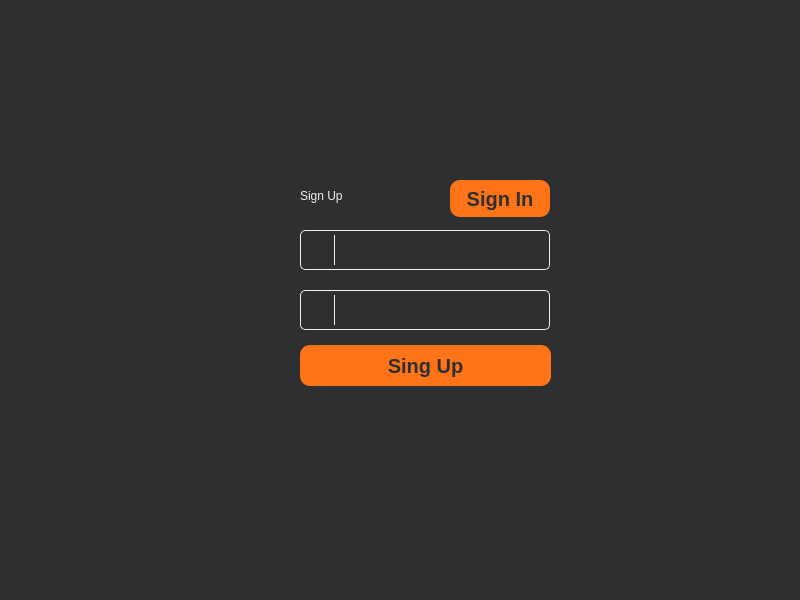
First picture: the form in authorization.ui, repository OglodkovVadim/Authorization, before the edit.
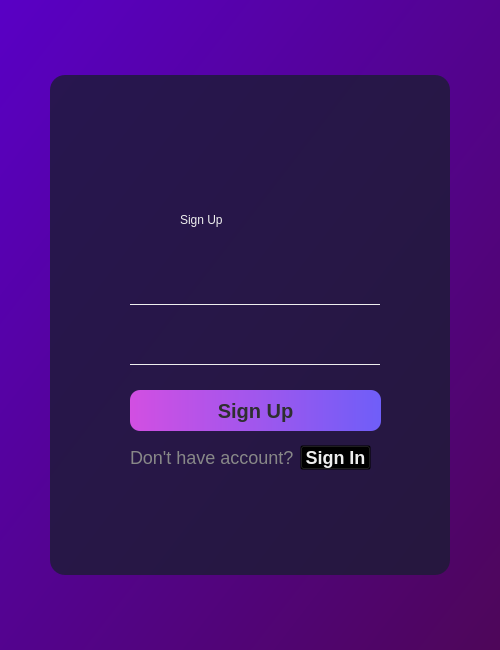
Second picture: the form after the edit. Icons and pictures are not drawn.

Commit message: Added backend, changed form

Patch:
```diff
--- a/authorization.ui
+++ b/authorization.ui
@@ -6,42 +6,75 @@
    <rect>
     <x>0</x>
     <y>0</y>
-    <width>800</width>
-    <height>600</height>
+    <width>500</width>
+    <height>650</height>
    </rect>
   </property>
   <property name="windowTitle">
    <string>Authorization</string>
   </property>
   <property name="styleSheet">
+   <string notr="true">QWidget#Authorization {
+	background-color: qlineargradient(spread:pad, x1:0, y1:0, x2:1, y2:1, stop:0 rgba(89, 0, 197, 255), stop:1 rgba(78, 6, 89, 255));
+}</string>
+  </property>
+  <widget class="QWidget" name="widget" native="true">
+   <property name="geometry">
+    <rect>
+     <x>50</x>
+     <y>75</y>
+     <width>400</width>
+     <height>500</height>
+    </rect>
+   </property>
+   <property name="styleSheet">
    <string notr="true">QWidget {
-	background-color: rgb(46, 47, 48);
+	background-color: rgba(27, 28, 52, 0.8);
 	color: #eee;
 	font: 32pt &quot;Corbel&quot;;
 }
+
+QWidget#widget {
+	border-radius:15px;
+}
+
 QLabel#label {
 	qproperty-alignment: AlignCenter;
 	background-color:none;
+	color: #eee;
 }
 
-QLabel {
-	border-right: 1px solid #eee;
+QLabel#change_text {
+	color: rgb(136, 136, 136);
+	background-color:none;
+	font-size: 18px;
+	qproperty-alignment: AlignCenter;
 }
 
 QPushButton#change {
-	min-width:100px;
-	max-width:100px;
-	min-height:35px;
-	max-height:40px;
+	font:18px;
+	font-weight: bold;
+	color: #eee;
+	qproperty-alignment: AlignLeft;	
+	background-color: rgba(0,0,0,0);
 }
 
-QPushButton {
+QPushButton#change:hover {
+	color:rgb(134, 134, 134);
+}
+
+QPushButton#change:pressed {
+	color: #eee;
+}
+
+
+QPushButton#sign {
 	border-radius: 10px;
 	font:20px;
 	font-weight: bold;
 	color: rgb(46, 47, 48);
 	qproperty-alignment: AlignCenter;	
-	background-color: rgb(255, 116, 23);
+	background-color: qlineargradient(spread:pad, x1:0, y1:0, x2:1, y2:0, stop:0 rgba(210, 79, 226, 255), stop:1 rgba(111, 94, 248, 255));
 }
 
 QPushButton:hover {
@@ -53,7 +86,7 @@
 }
 
 QToolButton {
-	border: none;;
+	border: none;
 	background-color:none;
 	image: url(:/image/hide);
 }
@@ -63,24 +96,22 @@
 	padding: 5px;
 	border-radius: 5px;
 }
-QWidget#password_wiget {
-	background-color: rgb(46, 47, 48);
-	border: 1px solid #eee;
-	border-radius: 5px;
+QWidget#password_widget {
+	background-color: none;
+	border-bottom: 1px solid #eee;
 }
 QWidget#login_widget {
-	background-color: rgb(46, 47, 48);
-	border: 1px solid #eee;
-	border-radius: 5px;
+	background-color:none;
+	border-bottom: 1px solid #eee;
 }</string>
   </property>
   <widget class="QLabel" name="label">
    <property name="geometry">
     <rect>
-     <x>300</x>
-     <y>170</y>
-     <width>141</width>
-     <height>51</height>
+      <x>130</x>
+      <y>120</y>
+      <width>150</width>
+      <height>50</height>
     </rect>
    </property>
    <property name="styleSheet">
@@ -90,32 +121,76 @@
     <string>Sign Up</string>
    </property>
   </widget>
-  <widget class="QPushButton" name="change">
+   <widget class="QPushButton" name="sign">
    <property name="geometry">
     <rect>
-     <x>450</x>
-     <y>180</y>
-     <width>100</width>
-     <height>37</height>
-    </rect>
-   </property>
+      <x>80</x>
+      <y>315</y>
+      <width>251</width>
+      <height>41</height>
+     </rect>
+    </property>
+    <property name="text">
+     <string>Sign Up</string>
+    </property>
+   </widget>
+   <widget class="QWidget" name="login_widget" native="true">
+    <property name="geometry">
+     <rect>
+      <x>80</x>
+      <y>190</y>
+      <width>250</width>
+      <height>40</height>
+     </rect>
+    </property>
+    <widget class="QLineEdit" name="login_input">
+     <property name="geometry">
+      <rect>
+       <x>38</x>
+       <y>1</y>
+       <width>211</width>
+       <height>38</height>
+      </rect>
+     </property>
    <property name="styleSheet">
-    <string notr="true"/>
+      <string notr="true">background-color:rgba(0,0,0,0);</string>
    </property>
    <property name="text">
-    <string>Sign In</string>
-   </property>
-  </widget>
-  <widget class="QWidget" name="password_wiget" native="true">
+      <string/>
+     </property>
+    </widget>
+    <widget class="QLabel" name="login_icon">
    <property name="geometry">
     <rect>
-     <x>300</x>
-     <y>290</y>
+       <x>5</x>
+       <y>5</y>
+       <width>30</width>
+       <height>30</height>
+      </rect>
+     </property>
+     <property name="styleSheet">
+      <string notr="true">image: url(:/image/profile);
+padding-right: 3px;
+background-color:none;</string>
+     </property>
+     <property name="text">
+      <string/>
+     </property>
+    </widget>
+   </widget>
+   <widget class="QWidget" name="password_widget" native="true">
+    <property name="geometry">
+     <rect>
+      <x>80</x>
+      <y>250</y>
      <width>250</width>
      <height>40</height>
     </rect>
    </property>
-   <widget class="QLineEdit" name="password">
+    <property name="styleSheet">
+     <string notr="true">background-color:none;</string>
+    </property>
+    <widget class="QLineEdit" name="password_input">
     <property name="geometry">
      <rect>
       <x>40</x>
@@ -125,7 +200,10 @@
      </rect>
     </property>
     <property name="styleSheet">
-     <string notr="true"/>
+      <string notr="true">background-color:rgba(0,0,0,0);</string>
+     </property>
+     <property name="text">
+      <string/>
     </property>
     <property name="echoMode">
      <enum>QLineEdit::Password</enum>
@@ -135,6 +213,9 @@
     </property>
    </widget>
    <widget class="QToolButton" name="hide">
+     <property name="enabled">
+      <bool>true</bool>
+     </property>
     <property name="geometry">
      <rect>
       <x>215</x>
@@ -165,62 +246,39 @@
     </property>
    </widget>
   </widget>
-  <widget class="QWidget" name="login_widget" native="true">
+   <widget class="QLabel" name="change_text">
    <property name="geometry">
     <rect>
-     <x>300</x>
-     <y>230</y>
-     <width>250</width>
-     <height>40</height>
-    </rect>
-   </property>
-   <widget class="QLineEdit" name="lineEdit">
-    <property name="geometry">
-     <rect>
-      <x>40</x>
-      <y>1</y>
-      <width>209</width>
-      <height>38</height>
-     </rect>
-    </property>
+      <x>80</x>
+      <y>370</y>
+      <width>170</width>
+      <height>25</height>
+     </rect>
+    </property>
     <property name="styleSheet">
      <string notr="true"/>
     </property>
     <property name="text">
-     <string/>
+     <string>Don't have account?</string>
     </property>
    </widget>
-   <widget class="QLabel" name="login_icon">
+   <widget class="QPushButton" name="change">
     <property name="geometry">
      <rect>
-      <x>5</x>
-      <y>5</y>
-      <width>30</width>
-      <height>30</height>
+      <x>250</x>
+      <y>370</y>
+      <width>71</width>
+      <height>25</height>
      </rect>
     </property>
     <property name="styleSheet">
-     <string notr="true">image: url(:/image/profile);
-padding-right: 3px;</string>
+     <string notr="true"/>
     </property>
     <property name="text">
-     <string/>
+     <string>Sign In</string>
     </property>
    </widget>
   </widget>
-  <widget class="QPushButton" name="sign">
-   <property name="geometry">
-    <rect>
-     <x>300</x>
-     <y>345</y>
-     <width>251</width>
-     <height>41</height>
-    </rect>
-   </property>
-   <property name="text">
-    <string>Sing Up</string>
-   </property>
-  </widget>
  </widget>
  <resources/>
  <connections/>
```
Left out of the diff: 9 changed lines with no effect on the pictures. Lines whose indentation alone changed are shown as unchanged. The commit also changes 7 other files.
